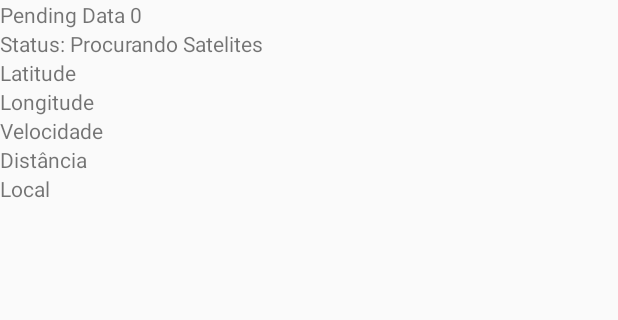
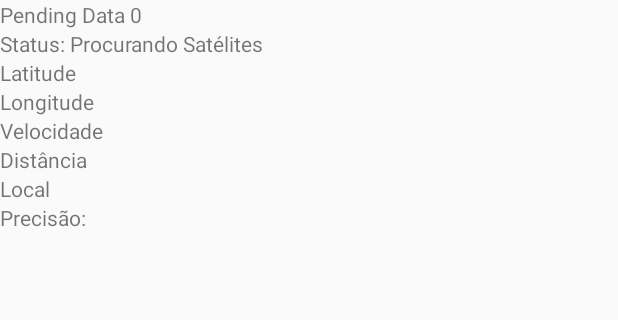
Before and after one commit to marciogj/datamining, an Android app: the screen it shows after launch (MainActivity), on a phone screen of 412 x 824 dp, the part 29-349 px from its top. Run offline under Robolectric (Android 15) with nearby library versions, the phone set to English and light mode, and no system bars.

Commit message:
Fixed issued on android app and js openweather

```diff
--- a/GPSTracker/app/src/main/res/layout/activity_main.xml
+++ b/GPSTracker/app/src/main/res/layout/activity_main.xml
@@ -67,6 +67,13 @@
             android:layout_height="wrap_content"
             android:text="Local" />
 
+
+        <TextView
+            android:id="@+id/accuracy"
+            android:layout_width="wrap_content"
+            android:layout_height="wrap_content"
+            android:text="Precisão:" />
+
     </LinearLayout>
 
 <!--
```
Also changed, not shown: GPSTracker/app/src/main/java/br/com/senior/research/gpstracker/MainActivity.java (+12 -19 lines), 1 other file.
